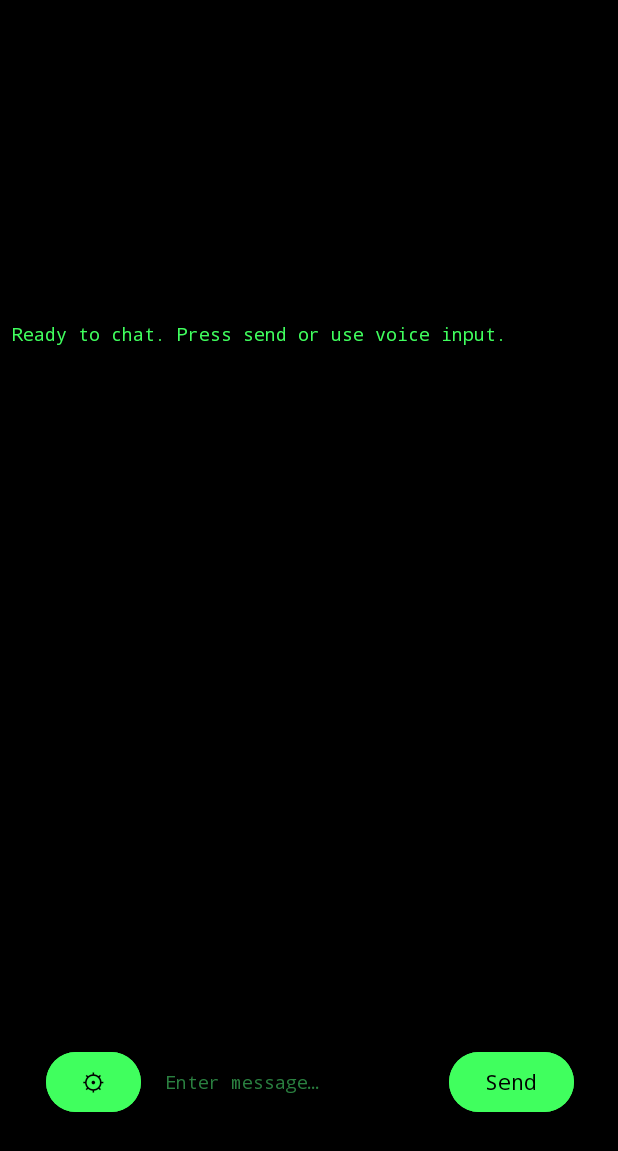
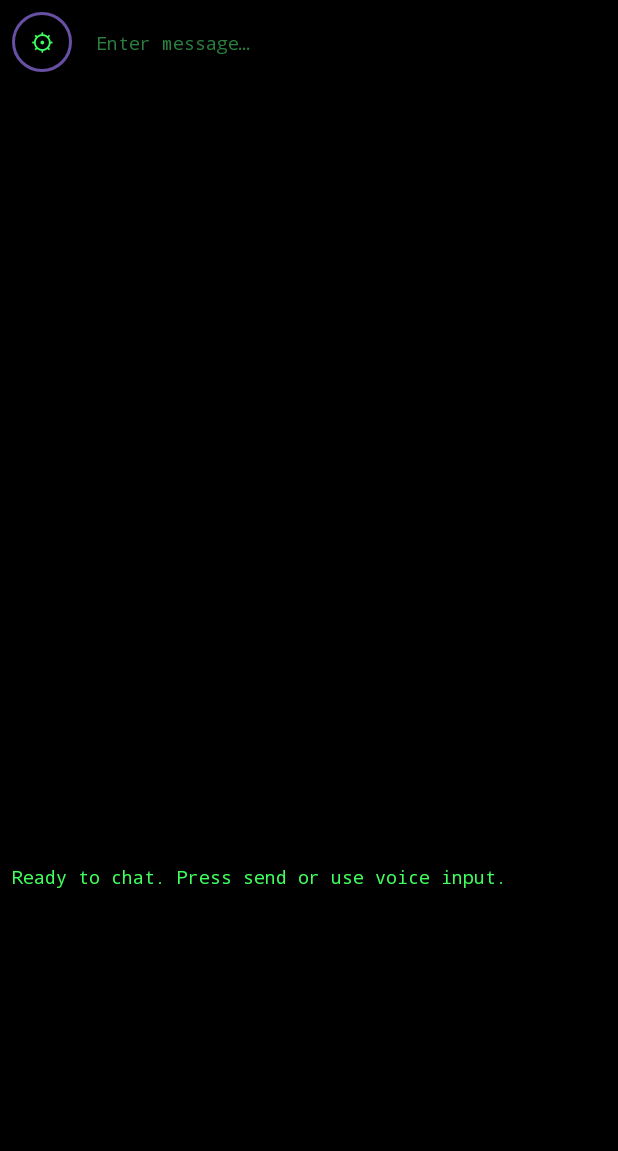
Before and after one commit to ECHO-HELLO-WORLD424/NeuroGlasses, an Android app: the layout activity_chat.xml on its own in the app's theme, with its tools: preview values and no code run, on a phone screen of 412 x 824 dp. Shown: the top 1151 px of the screen. Run offline under Robolectric (Android 15) with nearby library versions, the phone set to English and light mode, and no system bars.

Commit message:
Fix UI problem

```diff
--- a/app/src/main/AndroidManifest.xml
+++ b/app/src/main/AndroidManifest.xml
@@ -35,7 +35,7 @@
         <activity
             android:name=".activities.ChatActivity"
             android:exported="true"
-            android:screenOrientation="landscape">
+            android:screenOrientation="portrait">
             <intent-filter>
                 <action android:name="android.intent.action.MAIN" />
 
@@ -45,7 +45,7 @@
         <activity
             android:name=".activities.SettingsActivity"
             android:exported="false"
-            android:screenOrientation="landscape" />
+            android:screenOrientation="portrait" />
     </application>
 
 </manifest>
--- a/app/src/main/java/com/patrick/neuroglasses/activities/ChatActivity.kt
+++ b/app/src/main/java/com/patrick/neuroglasses/activities/ChatActivity.kt
@@ -96,7 +96,8 @@ class ChatActivity : AppCompatActivity() {
         super.onCreate(savedInstanceState)
 
         // Enable fullscreen immersive mode for AR glasses
-        enableFullscreenMode()
+        // Disabled: Full screen mode doesn't align with glasses orientation
+        // enableFullscreenMode()
 
         setContentView(R.layout.activity_chat)
 
@@ -128,9 +129,10 @@ class ChatActivity : AppCompatActivity() {
 
     override fun onWindowFocusChanged(hasFocus: Boolean) {
         super.onWindowFocusChanged(hasFocus)
-        if (hasFocus) {
-            enableFullscreenMode()
-        }
+        // Disabled: Full screen mode doesn't align with glasses orientation
+        // if (hasFocus) {
+        //     enableFullscreenMode()
+        // }
     }
 
     private fun initializeViews() {
@@ -158,6 +160,16 @@ class ChatActivity : AppCompatActivity() {
         // Handle Enter key to send message
         inputEditText.setOnKeyListener { _, keyCode, event ->
             if (keyCode == KeyEvent.KEYCODE_ENTER && event.action == KeyEvent.ACTION_DOWN) {
+                sendButton.performClick()
+                true
+            } else {
+                false
+            }
+        }
+
+        // Handle IME action (for virtual keyboards with Send action)
+        inputEditText.setOnEditorActionListener { _, actionId, _ ->
+            if (actionId == android.view.inputmethod.EditorInfo.IME_ACTION_SEND) {
                 sendButton.performClick()
                 true
             } else {
--- a/app/src/main/java/com/patrick/neuroglasses/activities/SettingsActivity.kt
+++ b/app/src/main/java/com/patrick/neuroglasses/activities/SettingsActivity.kt
@@ -126,7 +126,8 @@ class SettingsActivity : AppCompatActivity() {
         super.onCreate(savedInstanceState)
 
         // Enable fullscreen immersive mode for AR glasses
-        enableFullscreenMode()
+        // Disabled: Full screen mode doesn't align with glasses orientation
+        // enableFullscreenMode()
 
         setContentView(R.layout.activity_settings)
 
@@ -298,8 +299,9 @@ class SettingsActivity : AppCompatActivity() {
 
     override fun onWindowFocusChanged(hasFocus: Boolean) {
         super.onWindowFocusChanged(hasFocus)
-        if (hasFocus) {
-            enableFullscreenMode()
-        }
+        // Disabled: Full screen mode doesn't align with glasses orientation
+        // if (hasFocus) {
+        //     enableFullscreenMode()
+        // }
     }
 }
--- /dev/null
+++ b/app/src/main/res/drawable/button_hollow_circle.xml
@@ -0,0 +1,10 @@
+<?xml version="1.0" encoding="utf-8"?>
+<shape xmlns:android="http://schemas.android.com/apk/res/android"
+    android:shape="oval">
+    <!-- Transparent background -->
+    <solid android:color="#00000000" />
+    <!-- Green border -->
+    <stroke
+        android:width="2dp"
+        android:color="#40FF5E" />
+</shape>
--- a/app/src/main/res/layout/activity_chat.xml
+++ b/app/src/main/res/layout/activity_chat.xml
@@ -5,75 +5,50 @@
     android:layout_height="match_parent"
     android:background="#000000">
 
-    <!-- Camera Preview ImageView at the top (25% of screen) -->
+    <!-- Hidden Camera Preview ImageView (still needed by code but invisible) -->
     <ImageView
         android:id="@+id/imagePreview"
         android:layout_width="0dp"
         android:layout_height="0dp"
-        android:scaleType="fitCenter"
-        android:background="#000000"
+        android:visibility="gone"
         android:contentDescription="@string/camera_preview"
         app:layout_constraintTop_toTopOf="parent"
         app:layout_constraintStart_toStartOf="parent"
-        app:layout_constraintEnd_toEndOf="parent"
-        app:layout_constraintBottom_toTopOf="@id/chatScrollView"
-        app:layout_constraintVertical_weight="1" />
+        app:layout_constraintEnd_toEndOf="parent" />
 
-    <!-- ScrollView for chat messages (50% of screen) -->
-    <ScrollView
-        android:id="@+id/chatScrollView"
+    <!-- Top Input Container with Settings Button and Input Field -->
+    <androidx.constraintlayout.widget.ConstraintLayout
+        android:id="@+id/inputContainer"
         android:layout_width="0dp"
-        android:layout_height="0dp"
-        android:scrollbars="vertical"
-        android:padding="8dp"
-        app:layout_constraintTop_toBottomOf="@id/imagePreview"
-        app:layout_constraintBottom_toTopOf="@id/buttonContainer"
-        app:layout_constraintStart_toStartOf="parent"
-        app:layout_constraintEnd_toEndOf="parent"
-        app:layout_constraintVertical_weight="2">
-
-        <TextView
-            android:id="@+id/chatTextView"
-            android:layout_width="match_parent"
-            android:layout_height="wrap_content"
-            android:textColor="#40FF5E"
-            android:textSize="12sp"
-            android:fontFamily="monospace"
-            android:text="@string/ready_to_chat" />
-    </ScrollView>
-
-    <!-- Button Container at bottom (25% of screen) -->
-    <androidx.constraintlayout.widget.ConstraintLayout
-        android:id="@+id/buttonContainer"
-        android:layout_width="0dp"
-        android:layout_height="0dp"
+        android:layout_height="wrap_content"
         android:background="#000000"
         android:padding="8dp"
-        app:layout_constraintBottom_toBottomOf="parent"
+        app:layout_constraintTop_toTopOf="parent"
         app:layout_constraintStart_toStartOf="parent"
-        app:layout_constraintEnd_toEndOf="parent"
-        app:layout_constraintTop_toBottomOf="@id/chatScrollView"
-        app:layout_constraintVertical_weight="1">
+        app:layout_constraintEnd_toEndOf="parent">
 
-        <!-- Settings Button (Left position, bias 0.068) -->
+        <!-- Small Circular Settings Button (Hollow) -->
         <Button
             android:id="@+id/settingsButton"
-            android:layout_width="wrap_content"
-            android:layout_height="wrap_content"
+            android:layout_width="40dp"
+            android:layout_height="40dp"
             android:text="⚙"
-            android:textColor="#000000"
-            android:backgroundTint="#40FF5E"
+            android:textColor="#40FF5E"
+            android:background="@drawable/button_hollow_circle"
             android:fontFamily="monospace"
-            android:minWidth="60dp"
             android:textSize="16sp"
+            android:padding="0dp"
+            android:insetTop="0dp"
+            android:insetBottom="0dp"
+            android:insetLeft="0dp"
+            android:insetRight="0dp"
+            android:minWidth="0dp"
+            android:minHeight="0dp"
             app:layout_constraintStart_toStartOf="parent"
-            app:layout_constraintEnd_toEndOf="parent"
             app:layout_constraintTop_toTopOf="parent"
-            app:layout_constraintBottom_toBottomOf="parent"
-            app:layout_constraintHorizontal_bias="0.068"
-            app:layout_constraintVertical_bias="0.5" />
+            app:layout_constraintBottom_toBottomOf="parent" />
 
-        <!-- Input Field (Center-right area) -->
+        <!-- Input Field -->
         <EditText
             android:id="@+id/inputEditText"
             android:layout_width="0dp"
@@ -86,33 +61,58 @@
             android:fontFamily="monospace"
             android:textSize="12sp"
             android:inputType="text"
+            android:imeOptions="actionSend"
             android:importantForAutofill="no"
             android:maxLines="2"
             app:layout_constraintStart_toEndOf="@id/settingsButton"
-            app:layout_constraintEnd_toStartOf="@id/sendButton"
-            app:layout_constraintTop_toTopOf="parent"
-            app:layout_constraintBottom_toBottomOf="parent"
-            android:layout_marginStart="8dp"
-            android:layout_marginEnd="8dp" />
-
-        <!-- Send Button (Right position, bias 0.931) -->
-        <Button
-            android:id="@+id/sendButton"
-            android:layout_width="wrap_content"
-            android:layout_height="wrap_content"
-            android:text="@string/send"
-            android:textColor="#000000"
-            android:backgroundTint="#40FF5E"
-            android:fontFamily="monospace"
-            android:minWidth="80dp"
-            android:textSize="14sp"
-            app:layout_constraintStart_toStartOf="parent"
             app:layout_constraintEnd_toEndOf="parent"
             app:layout_constraintTop_toTopOf="parent"
             app:layout_constraintBottom_toBottomOf="parent"
-            app:layout_constraintHorizontal_bias="0.931"
-            app:layout_constraintVertical_bias="0.5" />
+            android:layout_marginStart="8dp" />
 
     </androidx.constraintlayout.widget.ConstraintLayout>
 
+    <!-- Spacer View (middle area, empty to not block eyesight) -->
+    <View
+        android:id="@+id/spacer"
+        android:layout_width="0dp"
+        android:layout_height="0dp"
+        app:layout_constraintTop_toBottomOf="@id/inputContainer"
+        app:layout_constraintBottom_toTopOf="@id/chatScrollView"
+        app:layout_constraintStart_toStartOf="parent"
+        app:layout_constraintEnd_toEndOf="parent"
+        app:layout_constraintVertical_weight="2" />
+
+    <!-- ScrollView for chat messages at bottom -->
+    <ScrollView
+        android:id="@+id/chatScrollView"
+        android:layout_width="0dp"
+        android:layout_height="0dp"
+        android:scrollbars="vertical"
+        android:padding="8dp"
+        app:layout_constraintBottom_toBottomOf="parent"
+        app:layout_constraintStart_toStartOf="parent"
+        app:layout_constraintEnd_toEndOf="parent"
+        app:layout_constraintTop_toBottomOf="@id/spacer"
+        app:layout_constraintVertical_weight="1">
+
+        <TextView
+            android:id="@+id/chatTextView"
+            android:layout_width="match_parent"
+            android:layout_height="wrap_content"
+            android:textColor="#40FF5E"
+            android:textSize="12sp"
+            android:fontFamily="monospace"
+            android:text="@string/ready_to_chat" />
+    </ScrollView>
+
+    <!-- Hidden send button (still needed by code but invisible) -->
+    <Button
+        android:id="@+id/sendButton"
+        android:layout_width="0dp"
+        android:layout_height="0dp"
+        android:visibility="gone"
+        app:layout_constraintTop_toTopOf="parent"
+        app:layout_constraintStart_toStartOf="parent" />
+
 </androidx.constraintlayout.widget.ConstraintLayout>
```
